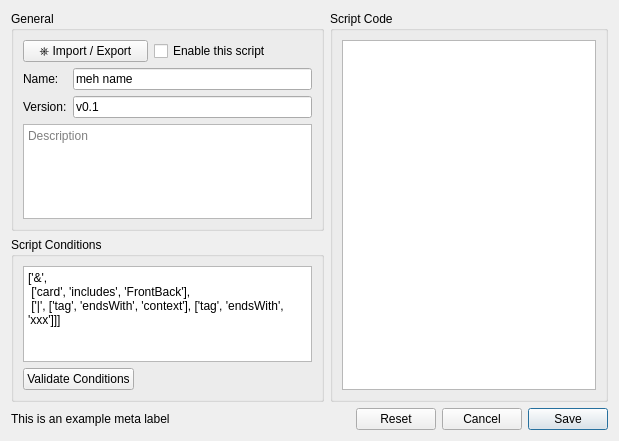
The window that src/gui_config/script_config.ui (hgiesel/anki_asset_manager) describes before a commit, drawn with Qt 5.
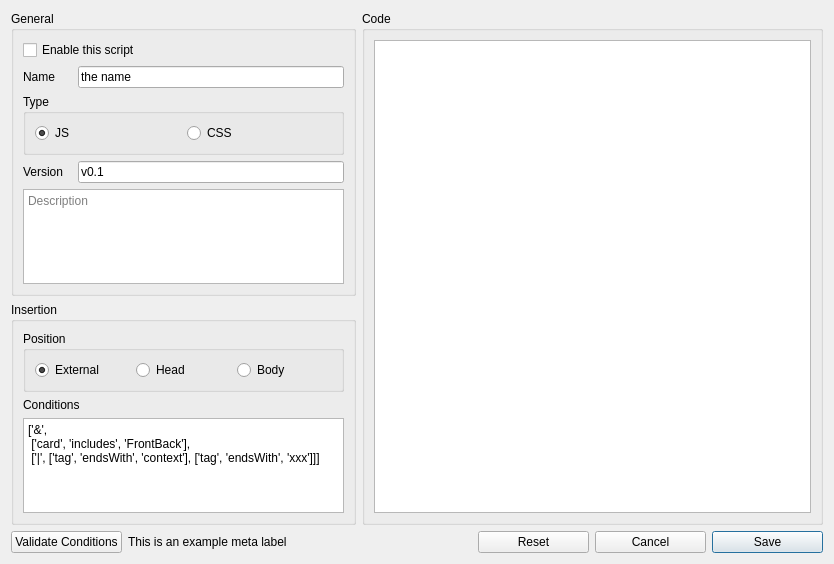
The same window after the commit.

Commit message: First Working version since revamp

```diff
--- a/src/gui_config/script_config.ui
+++ b/src/gui_config/script_config.ui
@@ -6,8 +6,8 @@
    <rect>
     <x>0</x>
     <y>0</y>
-    <width>619</width>
-    <height>441</height>
+    <width>834</width>
+    <height>564</height>
    </rect>
   </property>
   <property name="windowTitle">
@@ -20,7 +20,7 @@
       <string>&lt;html&gt;&lt;head/&gt;&lt;body&gt;&lt;p&gt;Every iteration has a default style with the name &amp;quot;default&amp;quot;. If no other style is applied, and no rule is applicable, the &amp;quot;default&amp;quot; style will be used.&lt;/p&gt;&lt;/body&gt;&lt;/html&gt;</string>
      </property>
      <property name="title">
-      <string>Script Code</string>
+      <string>Code</string>
      </property>
      <layout class="QGridLayout" name="gridLayout_4">
       <item row="0" column="0" colspan="2">
@@ -29,110 +29,23 @@
      </layout>
     </widget>
    </item>
-   <item row="0" column="0" colspan="3">
-    <widget class="QGroupBox" name="generalOptions">
-     <property name="toolTip">
-      <string>&lt;html&gt;&lt;head/&gt;&lt;body&gt;&lt;p&gt;The input syntax of the iteration. This will be used to detect sets in the card content.&lt;/p&gt;&lt;/body&gt;&lt;/html&gt;</string>
-     </property>
-     <property name="title">
-      <string>General</string>
-     </property>
-     <layout class="QGridLayout" name="gridLayout">
-      <item row="2" column="0">
-       <widget class="QLabel" name="nameLabel">
-        <property name="text">
-         <string>Name:</string>
-        </property>
-       </widget>
-      </item>
-      <item row="4" column="0" colspan="6">
-       <widget class="QPlainTextEdit" name="descriptionTextEdit">
-        <property name="placeholderText">
-         <string>Description</string>
-        </property>
-       </widget>
-      </item>
-      <item row="1" column="3" colspan="2">
-       <widget class="QCheckBox" name="enableScriptCheckBox">
-        <property name="toolTip">
-         <string>&lt;html&gt;&lt;head/&gt;&lt;body&gt;&lt;p&gt;Advanced feature. Check this if you want to treat the content of the &amp;quot;Open Delimiter&amp;quot;, &amp;quot;Close Delimiter&amp;quot;, and &amp;quot;Field separator&amp;quot; as regular expressions.&lt;/p&gt;&lt;/body&gt;&lt;/html&gt;</string>
-        </property>
-        <property name="text">
-         <string>Enable this script</string>
-        </property>
-       </widget>
-      </item>
-      <item row="1" column="0" colspan="3">
-       <widget class="QPushButton" name="importButton">
-        <property name="text">
-         <string>⎈ Import / Export</string>
-        </property>
-       </widget>
-      </item>
-      <item row="2" column="1" colspan="5">
-       <widget class="QLineEdit" name="nameLineEdit">
-        <property name="text">
-         <string>meh name</string>
-        </property>
-       </widget>
-      </item>
-      <item row="3" column="0">
-       <widget class="QLabel" name="label">
-        <property name="text">
-         <string>Version:</string>
-        </property>
-       </widget>
-      </item>
-      <item row="3" column="1" colspan="5">
-       <widget class="QLineEdit" name="versionLineEdit">
-        <property name="text">
-         <string>v0.1</string>
-        </property>
-       </widget>
-      </item>
-     </layout>
-    </widget>
-   </item>
-   <item row="5" column="6">
-    <widget class="QPushButton" name="saveButton">
-     <property name="text">
-      <string>Save</string>
-     </property>
-     <property name="autoDefault">
-      <bool>true</bool>
-     </property>
-     <property name="default">
-      <bool>true</bool>
-     </property>
-    </widget>
-   </item>
-   <item row="5" column="5">
-    <widget class="QPushButton" name="cancelButton">
-     <property name="text">
-      <string>Cancel</string>
-     </property>
-    </widget>
-   </item>
-   <item row="5" column="0" colspan="4">
-    <widget class="QLabel" name="metaLabel">
-     <property name="text">
-      <string>This is an example meta label</string>
-     </property>
-     <property name="wordWrap">
-      <bool>true</bool>
-     </property>
-    </widget>
-   </item>
    <item row="1" column="0" colspan="3">
     <widget class="QGroupBox" name="scriptConditions">
      <property name="toolTip">
       <string>&lt;html&gt;&lt;head/&gt;&lt;body&gt;&lt;p&gt;The input syntax of the iteration. This will be used to detect sets in the card content.&lt;/p&gt;&lt;/body&gt;&lt;/html&gt;</string>
      </property>
      <property name="title">
-      <string>Script Conditions</string>
+      <string>Insertion</string>
      </property>
      <layout class="QGridLayout" name="gridLayout_3">
-      <item row="0" column="1" colspan="2">
+      <item row="2" column="1" colspan="3">
+       <widget class="QLabel" name="conditionsLabel">
+        <property name="text">
+         <string>Conditions</string>
+        </property>
+       </widget>
+      </item>
+      <item row="3" column="1" colspan="3">
        <widget class="QPlainTextEdit" name="conditionsTextEdit">
         <property name="plainText">
          <string>['&amp;',
@@ -141,30 +54,53 @@
         </property>
        </widget>
       </item>
-      <item row="1" column="1">
-       <widget class="QPushButton" name="validateButton">
-        <property name="text">
-         <string>Validate Conditions</string>
+      <item row="0" column="1" rowspan="2" colspan="3">
+       <widget class="QGroupBox" name="groupBox_2">
+        <property name="title">
+         <string>Position</string>
         </property>
+        <property name="flat">
+         <bool>true</bool>
+        </property>
+        <layout class="QGridLayout" name="gridLayout_5">
+         <item row="0" column="0">
+          <widget class="QRadioButton" name="externalRadioButton">
+           <property name="text">
+            <string>External</string>
+           </property>
+           <property name="checked">
+            <bool>true</bool>
+           </property>
+          </widget>
+         </item>
+         <item row="0" column="1">
+          <widget class="QRadioButton" name="headRadioButton">
+           <property name="text">
+            <string>Head</string>
+           </property>
+          </widget>
+         </item>
+         <item row="0" column="2">
+          <widget class="QRadioButton" name="bodyRadioButton">
+           <property name="text">
+            <string>Body</string>
+           </property>
+          </widget>
+         </item>
+        </layout>
        </widget>
       </item>
-      <item row="1" column="2">
-       <spacer name="horizontalSpacer_3">
-        <property name="orientation">
-         <enum>Qt::Horizontal</enum>
-        </property>
-        <property name="sizeHint" stdset="0">
-         <size>
-          <width>40</width>
-          <height>20</height>
-         </size>
-        </property>
-       </spacer>
-      </item>
      </layout>
     </widget>
    </item>
-   <item row="5" column="4">
+   <item row="4" column="0">
+    <widget class="QPushButton" name="validateButton">
+     <property name="text">
+      <string>Validate Conditions</string>
+     </property>
+    </widget>
+   </item>
+   <item row="4" column="4">
     <widget class="QPushButton" name="resetButton">
      <property name="enabled">
       <bool>true</bool>
@@ -180,6 +116,122 @@
      </property>
     </widget>
    </item>
+   <item row="4" column="6">
+    <widget class="QPushButton" name="saveButton">
+     <property name="text">
+      <string>Save</string>
+     </property>
+     <property name="autoDefault">
+      <bool>true</bool>
+     </property>
+     <property name="default">
+      <bool>true</bool>
+     </property>
+    </widget>
+   </item>
+   <item row="4" column="5">
+    <widget class="QPushButton" name="cancelButton">
+     <property name="text">
+      <string>Cancel</string>
+     </property>
+    </widget>
+   </item>
+   <item row="4" column="1" colspan="2">
+    <widget class="QLabel" name="metaLabel">
+     <property name="text">
+      <string>This is an example meta label</string>
+     </property>
+     <property name="wordWrap">
+      <bool>true</bool>
+     </property>
+    </widget>
+   </item>
+   <item row="0" column="0" colspan="3">
+    <widget class="QGroupBox" name="generalOptions">
+     <property name="toolTip">
+      <string>&lt;html&gt;&lt;head/&gt;&lt;body&gt;&lt;p&gt;The input syntax of the iteration. This will be used to detect sets in the card content.&lt;/p&gt;&lt;/body&gt;&lt;/html&gt;</string>
+     </property>
+     <property name="title">
+      <string>General</string>
+     </property>
+     <layout class="QGridLayout" name="gridLayout">
+      <item row="5" column="0">
+       <widget class="QLabel" name="label">
+        <property name="text">
+         <string>Version</string>
+        </property>
+       </widget>
+      </item>
+      <item row="6" column="0" colspan="6">
+       <widget class="QPlainTextEdit" name="descriptionTextEdit">
+        <property name="placeholderText">
+         <string>Description</string>
+        </property>
+       </widget>
+      </item>
+      <item row="1" column="1" colspan="5">
+       <widget class="QLineEdit" name="nameLineEdit">
+        <property name="text">
+         <string>the name</string>
+        </property>
+       </widget>
+      </item>
+      <item row="5" column="1" colspan="5">
+       <widget class="QLineEdit" name="versionLineEdit">
+        <property name="text">
+         <string>v0.1</string>
+        </property>
+       </widget>
+      </item>
+      <item row="1" column="0">
+       <widget class="QLabel" name="nameLabel">
+        <property name="text">
+         <string>Name</string>
+        </property>
+       </widget>
+      </item>
+      <item row="0" column="0" colspan="6">
+       <widget class="QCheckBox" name="enableScriptCheckBox">
+        <property name="toolTip">
+         <string>&lt;html&gt;&lt;head/&gt;&lt;body&gt;&lt;p&gt;Advanced feature. Check this if you want to treat the content of the &amp;quot;Open Delimiter&amp;quot;, &amp;quot;Close Delimiter&amp;quot;, and &amp;quot;Field separator&amp;quot; as regular expressions.&lt;/p&gt;&lt;/body&gt;&lt;/html&gt;</string>
+        </property>
+        <property name="text">
+         <string>Enable this script</string>
+        </property>
+       </widget>
+      </item>
+      <item row="2" column="0" rowspan="2" colspan="6">
+       <widget class="QGroupBox" name="groupBox">
+        <property name="title">
+         <string>Type</string>
+        </property>
+        <property name="flat">
+         <bool>true</bool>
+        </property>
+        <layout class="QGridLayout" name="gridLayout_6">
+         <item row="0" column="1">
+          <widget class="QRadioButton" name="cssRadioButton">
+           <property name="text">
+            <string>CSS</string>
+           </property>
+          </widget>
+         </item>
+         <item row="0" column="0">
+          <widget class="QRadioButton" name="jsRadioButton">
+           <property name="text">
+            <string>JS</string>
+           </property>
+           <property name="checked">
+            <bool>true</bool>
+           </property>
+          </widget>
+         </item>
+        </layout>
+       </widget>
+      </item>
+     </layout>
+    </widget>
+   </item>
   </layout>
  </widget>
  <resources/>
```
The commit also changes 11 other files.
